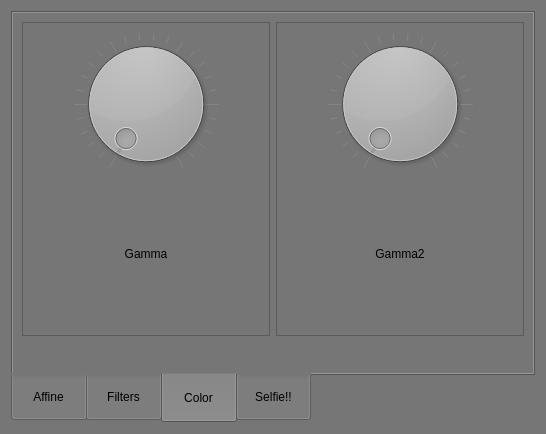
Above: App/ImageRIT/panel.ui from natedileas/ImageRIT before the change. Below: the same form after it.
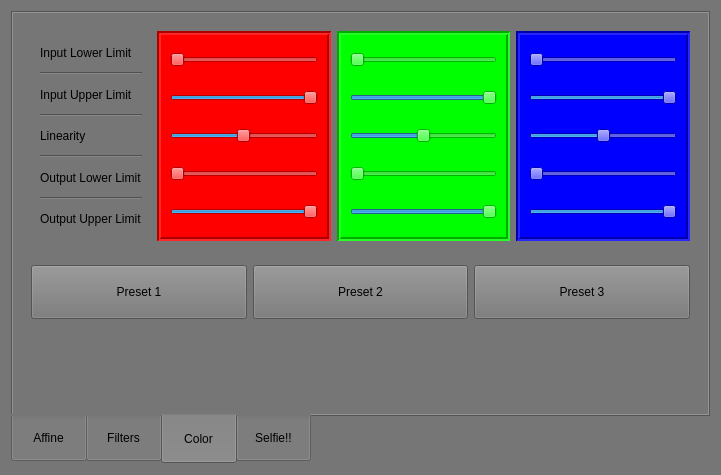
That is the form after the change. The open tabs and pages were chosen to show the change. Icons and pictures are not drawn.

Commit message: Appside color pallet and some possible visual updates?

```diff
--- a/App/ImageRIT/panel.ui
+++ b/App/ImageRIT/panel.ui
@@ -9,8 +9,8 @@
    <rect>
     <x>0</x>
     <y>0</y>
-    <width>546</width>
-    <height>434</height>
+    <width>721</width>
+    <height>475</height>
    </rect>
   </property>
   <property name="windowTitle">
@@ -19,9 +19,15 @@
   <property name="styleSheet">
    <string notr="true">background-color: rgb(118, 118, 118);</string>
   </property>
-  <layout class="QGridLayout" name="gridLayout_8">
-   <item row="0" column="0">
+  <layout class="QVBoxLayout" name="verticalLayout_5">
+   <item>
     <widget class="QTabWidget" name="tabWidget">
+     <property name="enabled">
+      <bool>true</bool>
+     </property>
+     <property name="focusPolicy">
+      <enum>Qt::NoFocus</enum>
+     </property>
      <property name="styleSheet">
       <string notr="true">QTabBar::tab { height: 50px; width: 75 px; }</string>
      </property>
@@ -536,79 +542,648 @@
       <attribute name="title">
        <string>Color</string>
       </attribute>
-      <layout class="QGridLayout" name="gridLayout_6">
-       <item row="0" column="0">
-        <widget class="QFrame" name="frame">
-         <property name="frameShape">
-          <enum>QFrame::StyledPanel</enum>
-         </property>
-         <property name="frameShadow">
-          <enum>QFrame::Raised</enum>
-         </property>
-         <layout class="QGridLayout" name="gridLayout_2">
-          <item row="0" column="0">
-           <widget class="QDial" name="Gamma">
-            <property name="maximum">
-             <number>100</number>
-            </property>
-            <property name="singleStep">
-             <number>1</number>
-            </property>
-            <property name="notchesVisible">
-             <bool>true</bool>
-            </property>
-           </widget>
-          </item>
-          <item row="1" column="0">
-           <widget class="QLabel" name="label">
-            <property name="text">
-             <string>Gamma</string>
-            </property>
-            <property name="alignment">
-             <set>Qt::AlignCenter</set>
-            </property>
-           </widget>
-          </item>
-         </layout>
-        </widget>
-       </item>
-       <item row="0" column="1">
+      <layout class="QVBoxLayout" name="verticalLayout_4">
+       <item>
         <widget class="QFrame" name="frame_4">
+         <property name="sizePolicy">
+          <sizepolicy hsizetype="Preferred" vsizetype="Preferred">
+           <horstretch>0</horstretch>
+           <verstretch>0</verstretch>
+          </sizepolicy>
+         </property>
          <property name="frameShape">
-          <enum>QFrame::StyledPanel</enum>
+          <enum>QFrame::NoFrame</enum>
          </property>
          <property name="frameShadow">
           <enum>QFrame::Raised</enum>
          </property>
-         <layout class="QGridLayout" name="gridLayout_5">
-          <item row="0" column="0">
-           <widget class="QDial" name="Gamma_2">
-            <property name="maximum">
-             <number>100</number>
+         <layout class="QHBoxLayout" name="horizontalLayout_2">
+          <item>
+           <widget class="QFrame" name="frame_8">
+            <property name="styleSheet">
+             <string notr="true">border-width: 10px;</string>
             </property>
-            <property name="singleStep">
-             <number>1</number>
+            <property name="frameShape">
+             <enum>QFrame::NoFrame</enum>
             </property>
-            <property name="notchesVisible">
-             <bool>true</bool>
+            <property name="frameShadow">
+             <enum>QFrame::Plain</enum>
             </property>
+            <property name="lineWidth">
+             <number>0</number>
+            </property>
+            <layout class="QVBoxLayout" name="verticalLayout_6">
+             <item>
+              <widget class="QLabel" name="label">
+               <property name="text">
+                <string>Input Lower Limit</string>
+               </property>
+              </widget>
+             </item>
+             <item>
+              <widget class="Line" name="line_4">
+               <property name="orientation">
+                <enum>Qt::Horizontal</enum>
+               </property>
+              </widget>
+             </item>
+             <item>
+              <widget class="QLabel" name="label_7">
+               <property name="text">
+                <string>Input Upper Limit</string>
+               </property>
+              </widget>
+             </item>
+             <item>
+              <widget class="Line" name="line_3">
+               <property name="orientation">
+                <enum>Qt::Horizontal</enum>
+               </property>
+              </widget>
+             </item>
+             <item>
+              <widget class="QLabel" name="label_8">
+               <property name="text">
+                <string>Linearity</string>
+               </property>
+              </widget>
+             </item>
+             <item>
+              <widget class="Line" name="line_2">
+               <property name="orientation">
+                <enum>Qt::Horizontal</enum>
+               </property>
+              </widget>
+             </item>
+             <item>
+              <widget class="QLabel" name="label_4">
+               <property name="text">
+                <string>Output Lower Limit</string>
+               </property>
+              </widget>
+             </item>
+             <item>
+              <widget class="Line" name="line">
+               <property name="orientation">
+                <enum>Qt::Horizontal</enum>
+               </property>
+              </widget>
+             </item>
+             <item>
+              <widget class="QLabel" name="label_2">
+               <property name="text">
+                <string>Output Upper Limit</string>
+               </property>
+              </widget>
+             </item>
+            </layout>
            </widget>
           </item>
-          <item row="1" column="0">
-           <widget class="QLabel" name="label_2">
+          <item>
+           <widget class="QFrame" name="red">
+            <property name="styleSheet">
+             <string notr="true">background-color: rgb(255, 0, 0);
+border-color: rgb(0, 0, 0);
+border-width: 10px;</string>
+            </property>
+            <property name="frameShape">
+             <enum>QFrame::Box</enum>
+            </property>
+            <property name="frameShadow">
+             <enum>QFrame::Sunken</enum>
+            </property>
+            <property name="lineWidth">
+             <number>2</number>
+            </property>
+            <layout class="QVBoxLayout" name="verticalLayout_7">
+             <item>
+              <widget class="QSlider" name="r1">
+               <property name="sizePolicy">
+                <sizepolicy hsizetype="Expanding" vsizetype="Expanding">
+                 <horstretch>0</horstretch>
+                 <verstretch>0</verstretch>
+                </sizepolicy>
+               </property>
+               <property name="styleSheet">
+                <string notr="true">
+QSlider:horizontal {
+    min-height: 32px;
+}
+QSlider::groove:horizontal {
+    margin: -8px 0;
+}</string>
+               </property>
+               <property name="maximum">
+                <number>256</number>
+               </property>
+               <property name="orientation">
+                <enum>Qt::Horizontal</enum>
+               </property>
+              </widget>
+             </item>
+             <item>
+              <widget class="QSlider" name="r2">
+               <property name="sizePolicy">
+                <sizepolicy hsizetype="Expanding" vsizetype="Expanding">
+                 <horstretch>0</horstretch>
+                 <verstretch>0</verstretch>
+                </sizepolicy>
+               </property>
+               <property name="styleSheet">
+                <string notr="true">
+QSlider:horizontal {
+    min-height: 32px;
+}
+QSlider::groove:horizontal {
+    margin: -8px 0;
+}</string>
+               </property>
+               <property name="maximum">
+                <number>256</number>
+               </property>
+               <property name="value">
+                <number>256</number>
+               </property>
+               <property name="orientation">
+                <enum>Qt::Horizontal</enum>
+               </property>
+               <property name="tickPosition">
+                <enum>QSlider::NoTicks</enum>
+               </property>
+              </widget>
+             </item>
+             <item>
+              <widget class="QSlider" name="r3">
+               <property name="sizePolicy">
+                <sizepolicy hsizetype="Expanding" vsizetype="Expanding">
+                 <horstretch>0</horstretch>
+                 <verstretch>0</verstretch>
+                </sizepolicy>
+               </property>
+               <property name="styleSheet">
+                <string notr="true">QSlider:horizontal {
+    min-height: 32px;
+}
+QSlider::groove:horizontal {
+    margin: -8px 0;
+}</string>
+               </property>
+               <property name="minimum">
+                <number>1</number>
+               </property>
+               <property name="maximum">
+                <number>100</number>
+               </property>
+               <property name="value">
+                <number>50</number>
+               </property>
+               <property name="orientation">
+                <enum>Qt::Horizontal</enum>
+               </property>
+              </widget>
+             </item>
+             <item>
+              <widget class="QSlider" name="r4">
+               <property name="sizePolicy">
+                <sizepolicy hsizetype="Expanding" vsizetype="Expanding">
+                 <horstretch>0</horstretch>
+                 <verstretch>0</verstretch>
+                </sizepolicy>
+               </property>
+               <property name="styleSheet">
+                <string notr="true">QSlider:horizontal {
+    min-height: 32px;
+}
+QSlider::groove:horizontal {
+    margin: -8px 0;
+}</string>
+               </property>
+               <property name="maximum">
+                <number>256</number>
+               </property>
+               <property name="orientation">
+                <enum>Qt::Horizontal</enum>
+               </property>
+              </widget>
+             </item>
+             <item>
+              <widget class="QSlider" name="r5">
+               <property name="sizePolicy">
+                <sizepolicy hsizetype="Expanding" vsizetype="Expanding">
+                 <horstretch>0</horstretch>
+                 <verstretch>0</verstretch>
+                </sizepolicy>
+               </property>
+               <property name="styleSheet">
+                <string notr="true">QSlider:horizontal {
+    min-height: 32px;
+}
+QSlider::groove:horizontal {
+    margin: -8px 0;
+}</string>
+               </property>
+               <property name="maximum">
+                <number>256</number>
+               </property>
+               <property name="value">
+                <number>256</number>
+               </property>
+               <property name="orientation">
+                <enum>Qt::Horizontal</enum>
+               </property>
+              </widget>
+             </item>
+            </layout>
+           </widget>
+          </item>
+          <item>
+           <widget class="QFrame" name="green">
+            <property name="styleSheet">
+             <string notr="true">background-color: rgb(0, 255, 0);
+border-color: rgb(0, 0, 0);
+border-width: 10px;</string>
+            </property>
+            <property name="frameShape">
+             <enum>QFrame::Box</enum>
+            </property>
+            <property name="frameShadow">
+             <enum>QFrame::Sunken</enum>
+            </property>
+            <property name="lineWidth">
+             <number>2</number>
+            </property>
+            <layout class="QVBoxLayout" name="verticalLayout_9">
+             <item>
+              <widget class="QSlider" name="g1">
+               <property name="sizePolicy">
+                <sizepolicy hsizetype="Expanding" vsizetype="Expanding">
+                 <horstretch>0</horstretch>
+                 <verstretch>0</verstretch>
+                </sizepolicy>
+               </property>
+               <property name="styleSheet">
+                <string notr="true">
+QSlider:horizontal {
+    min-height: 32px;
+}
+QSlider::groove:horizontal {
+    margin: -8px 0;
+}</string>
+               </property>
+               <property name="maximum">
+                <number>256</number>
+               </property>
+               <property name="orientation">
+                <enum>Qt::Horizontal</enum>
+               </property>
+              </widget>
+             </item>
+             <item>
+              <widget class="QSlider" name="g2">
+               <property name="sizePolicy">
+                <sizepolicy hsizetype="Expanding" vsizetype="Expanding">
+                 <horstretch>0</horstretch>
+                 <verstretch>0</verstretch>
+                </sizepolicy>
+               </property>
+               <property name="styleSheet">
+                <string notr="true">
+QSlider:horizontal {
+    min-height: 32px;
+}
+QSlider::groove:horizontal {
+    margin: -8px 0;
+}</string>
+               </property>
+               <property name="maximum">
+                <number>256</number>
+               </property>
+               <property name="value">
+                <number>256</number>
+               </property>
+               <property name="orientation">
+                <enum>Qt::Horizontal</enum>
+               </property>
+               <property name="tickPosition">
+                <enum>QSlider::NoTicks</enum>
+               </property>
+              </widget>
+             </item>
+             <item>
+              <widget class="QSlider" name="g3">
+               <property name="sizePolicy">
+                <sizepolicy hsizetype="Expanding" vsizetype="Expanding">
+                 <horstretch>0</horstretch>
+                 <verstretch>0</verstretch>
+                </sizepolicy>
+               </property>
+               <property name="styleSheet">
+                <string notr="true">QSlider:horizontal {
+    min-height: 32px;
+}
+QSlider::groove:horizontal {
+    margin: -8px 0;
+}</string>
+               </property>
+               <property name="maximum">
+                <number>100</number>
+               </property>
+               <property name="value">
+                <number>50</number>
+               </property>
+               <property name="orientation">
+                <enum>Qt::Horizontal</enum>
+               </property>
+              </widget>
+             </item>
+             <item>
+              <widget class="QSlider" name="g4">
+               <property name="sizePolicy">
+                <sizepolicy hsizetype="Expanding" vsizetype="Expanding">
+                 <horstretch>0</horstretch>
+                 <verstretch>0</verstretch>
+                </sizepolicy>
+               </property>
+               <property name="styleSheet">
+                <string notr="true">QSlider:horizontal {
+    min-height: 32px;
+}
+QSlider::groove:horizontal {
+    margin: -8px 0;
+}</string>
+               </property>
+               <property name="maximum">
+                <number>256</number>
+               </property>
+               <property name="orientation">
+                <enum>Qt::Horizontal</enum>
+               </property>
+              </widget>
+             </item>
+             <item>
+              <widget class="QSlider" name="g5">
+               <property name="sizePolicy">
+                <sizepolicy hsizetype="Expanding" vsizetype="Expanding">
+                 <horstretch>0</horstretch>
+                 <verstretch>0</verstretch>
+                </sizepolicy>
+               </property>
+               <property name="styleSheet">
+                <string notr="true">QSlider:horizontal {
+    min-height: 32px;
+}
+QSlider::groove:horizontal {
+    margin: -8px 0;
+}</string>
+               </property>
+               <property name="maximum">
+                <number>256</number>
+               </property>
+               <property name="value">
+                <number>256</number>
+               </property>
+               <property name="orientation">
+                <enum>Qt::Horizontal</enum>
+               </property>
+              </widget>
+             </item>
+            </layout>
+           </widget>
+          </item>
+          <item>
+           <widget class="QFrame" name="blue">
+            <property name="styleSheet">
+             <string notr="true">background-color: rgb(0, 0, 255);
+border-color: rgb(0, 0, 0);
+border-width: 10px;</string>
+            </property>
+            <property name="frameShape">
+             <enum>QFrame::Box</enum>
+            </property>
+            <property name="frameShadow">
+             <enum>QFrame::Sunken</enum>
+            </property>
+            <property name="lineWidth">
+             <number>2</number>
+            </property>
+            <layout class="QVBoxLayout" name="verticalLayout_8">
+             <item>
+              <widget class="QSlider" name="b1">
+               <property name="sizePolicy">
+                <sizepolicy hsizetype="Expanding" vsizetype="Expanding">
+                 <horstretch>0</horstretch>
+                 <verstretch>0</verstretch>
+                </sizepolicy>
+               </property>
+               <property name="styleSheet">
+                <string notr="true">
+QSlider:horizontal {
+    min-height: 32px;
+}
+QSlider::groove:horizontal {
+    margin: -8px 0;
+}</string>
+               </property>
+               <property name="maximum">
+                <number>256</number>
+               </property>
+               <property name="orientation">
+                <enum>Qt::Horizontal</enum>
+               </property>
+              </widget>
+             </item>
+             <item>
+              <widget class="QSlider" name="b2">
+               <property name="sizePolicy">
+                <sizepolicy hsizetype="Expanding" vsizetype="Expanding">
+                 <horstretch>0</horstretch>
+                 <verstretch>0</verstretch>
+                </sizepolicy>
+               </property>
+               <property name="styleSheet">
+                <string notr="true">
+QSlider:horizontal {
+    min-height: 32px;
+}
+QSlider::groove:horizontal {
+    margin: -8px 0;
+}</string>
+               </property>
+               <property name="maximum">
+                <number>256</number>
+               </property>
+               <property name="value">
+                <number>256</number>
+               </property>
+               <property name="orientation">
+                <enum>Qt::Horizontal</enum>
+               </property>
+               <property name="tickPosition">
+                <enum>QSlider::NoTicks</enum>
+               </property>
+              </widget>
+             </item>
+             <item>
+              <widget class="QSlider" name="b3">
+               <property name="sizePolicy">
+                <sizepolicy hsizetype="Expanding" vsizetype="Expanding">
+                 <horstretch>0</horstretch>
+                 <verstretch>0</verstretch>
+                </sizepolicy>
+               </property>
+               <property name="styleSheet">
+                <string notr="true">QSlider:horizontal {
+    min-height: 32px;
+}
+QSlider::groove:horizontal {
+    margin: -8px 0;
+}</string>
+               </property>
+               <property name="maximum">
+                <number>100</number>
+               </property>
+               <property name="value">
+                <number>50</number>
+               </property>
+               <property name="orientation">
+                <enum>Qt::Horizontal</enum>
+               </property>
+              </widget>
+             </item>
+             <item>
+              <widget class="QSlider" name="b4">
+               <property name="sizePolicy">
+                <sizepolicy hsizetype="Expanding" vsizetype="Expanding">
+                 <horstretch>0</horstretch>
+                 <verstretch>0</verstretch>
+                </sizepolicy>
+               </property>
+               <property name="styleSheet">
+                <string notr="true">QSlider:horizontal {
+    min-height: 32px;
+}
+QSlider::groove:horizontal {
+    margin: -8px 0;
+}</string>
+               </property>
+               <property name="maximum">
+                <number>256</number>
+               </property>
+               <property name="orientation">
+                <enum>Qt::Horizontal</enum>
+               </property>
+              </widget>
+             </item>
+             <item>
+              <widget class="QSlider" name="b5">
+               <property name="sizePolicy">
+                <sizepolicy hsizetype="Expanding" vsizetype="Expanding">
+                 <horstretch>0</horstretch>
+                 <verstretch>0</verstretch>
+                </sizepolicy>
+               </property>
+               <property name="styleSheet">
+                <string notr="true">QSlider:horizontal {
+    min-height: 32px;
+}
+QSlider::groove:horizontal {
+    margin: -8px 0;
+}</string>
+               </property>
+               <property name="maximum">
+                <number>256</number>
+               </property>
+               <property name="value">
+                <number>256</number>
+               </property>
+               <property name="orientation">
+                <enum>Qt::Horizontal</enum>
+               </property>
+              </widget>
+             </item>
+            </layout>
+           </widget>
+          </item>
+         </layout>
+        </widget>
+       </item>
+       <item>
+        <widget class="QFrame" name="frame">
+         <property name="sizePolicy">
+          <sizepolicy hsizetype="Expanding" vsizetype="Expanding">
+           <horstretch>0</horstretch>
+           <verstretch>0</verstretch>
+          </sizepolicy>
+         </property>
+         <property name="frameShape">
+          <enum>QFrame::NoFrame</enum>
+         </property>
+         <property name="frameShadow">
+          <enum>QFrame::Raised</enum>
+         </property>
+         <layout class="QHBoxLayout" name="horizontalLayout">
+          <item>
+           <widget class="QPushButton" name="pushButton_7">
+            <property name="sizePolicy">
+             <sizepolicy hsizetype="Expanding" vsizetype="Expanding">
+              <horstretch>0</horstretch>
+              <verstretch>0</verstretch>
+             </sizepolicy>
+            </property>
+            <property name="focusPolicy">
+             <enum>Qt::NoFocus</enum>
+            </property>
             <property name="text">
-             <string>Gamma2</string>
+             <string>Preset 1</string>
             </property>
-            <property name="alignment">
-             <set>Qt::AlignCenter</set>
+           </widget>
+          </item>
+          <item>
+           <widget class="QPushButton" name="pushButton_8">
+            <property name="sizePolicy">
+             <sizepolicy hsizetype="Expanding" vsizetype="Expanding">
+              <horstretch>0</horstretch>
+              <verstretch>0</verstretch>
+             </sizepolicy>
             </property>
+            <property name="focusPolicy">
+             <enum>Qt::NoFocus</enum>
+            </property>
+            <property name="text">
+             <string>Preset 2</string>
+            </property>
            </widget>
           </item>
+          <item>
+           <widget class="QPushButton" name="pushButton_9">
+            <property name="sizePolicy">
+             <sizepolicy hsizetype="Expanding" vsizetype="Expanding">
+              <horstretch>0</horstretch>
+              <verstretch>0</verstretch>
+             </sizepolicy>
+            </property>
+            <property name="focusPolicy">
+             <enum>Qt::NoFocus</enum>
+            </property>
+            <property name="text">
+             <string>Preset 3</string>
+            </property>
+           </widget>
+          </item>
          </layout>
         </widget>
        </item>
-       <item row="1" column="1" alignment="Qt::AlignRight">
+       <item>
         <widget class="QPushButton" name="color_reset">
+         <property name="sizePolicy">
+          <sizepolicy hsizetype="Expanding" vsizetype="Expanding">
+           <horstretch>0</horstretch>
+           <verstretch>0</verstretch>
+          </sizepolicy>
+         </property>
+         <property name="focusPolicy">
+          <enum>Qt::NoFocus</enum>
+         </property>
          <property name="text">
           <string/>
          </property>
@@ -619,8 +1194,8 @@
          </property>
          <property name="iconSize">
           <size>
-           <width>32</width>
-           <height>32</height>
+           <width>40</width>
+           <height>40</height>
           </size>
          </property>
          <property name="checkable">
```
Left out of the diff: 287 changed lines with no effect on the pictures. The commit also changes 3 other files.
